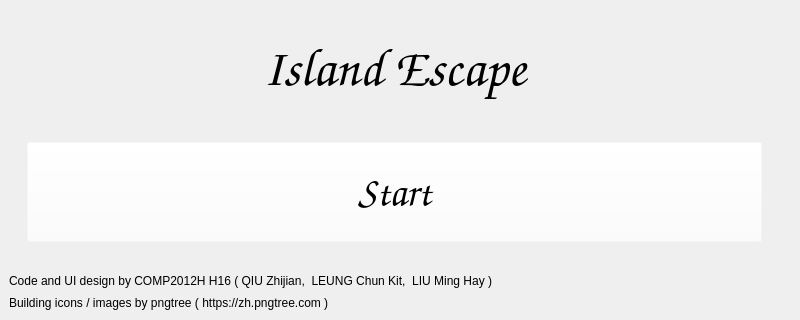
Old version of the form menuwindow.ui in the repository qbgXyn/IslandEscape; both pictures show x 0 to 800 and y 280 to 600 of the 800 by 600 pixel window.
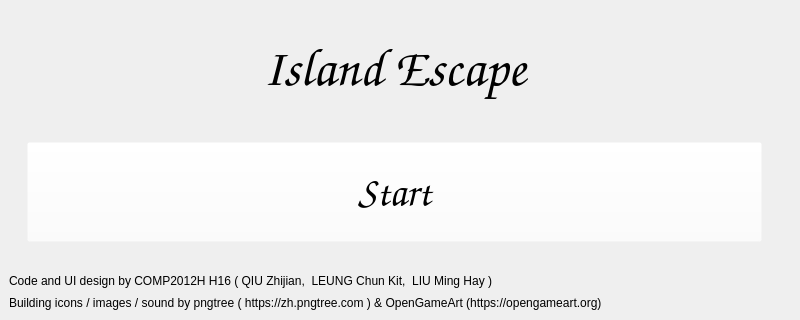
New version of the form. Icons and pictures are not drawn.

Commit message: fix torch bug, stop title bgm while in game

Diff of the .ui file:
```diff
--- a/menuwindow.ui
+++ b/menuwindow.ui
@@ -316,7 +316,7 @@
      </rect>
     </property>
     <property name="text">
-     <string>Building icons / images by pngtree ( https://zh.pngtree.com )</string>
+     <string>Building icons / images / sound by pngtree ( https://zh.pngtree.com ) &amp; OpenGameArt (https://opengameart.org)</string>
     </property>
    </widget>
   </widget>
```
The commit also changes 7 other files.
